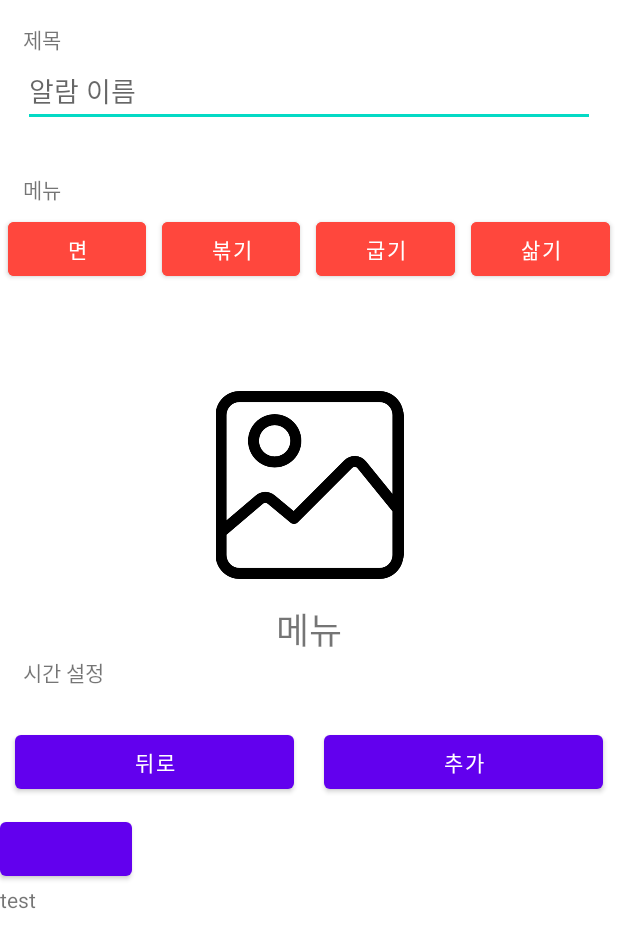
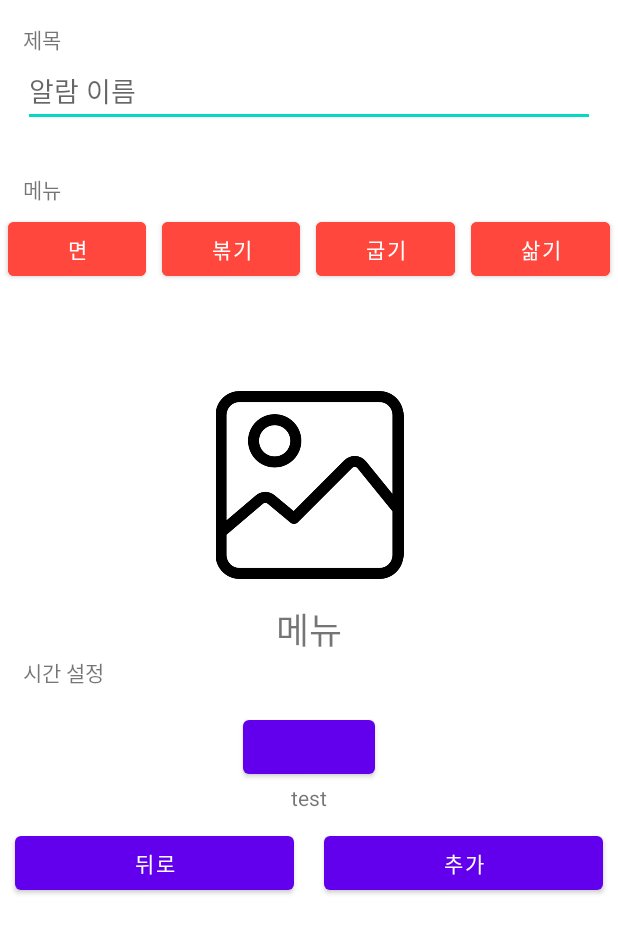
Before and after one commit to sgtlee99/GoldenTimer, an Android app: the CustomActivity screen opened directly, with no data from a screen before it, on a phone screen of 412 x 824 dp. Shown: the top 948 px of the screen. Run offline under Robolectric (Android 15) with nearby library versions, the phone set to English and light mode, and no system bars; libraries missing offline, so code that uses them is left out: com.xwray.groupie; 2 statements that could not run were skipped.

```diff
--- a/app/src/main/java/com/example/goldentimer/CustomActivity.kt
+++ b/app/src/main/java/com/example/goldentimer/CustomActivity.kt
@@ -30,19 +30,17 @@ import kotlin.concurrent.timer
 
 class CustomActivity : AppCompatActivity(), View.OnClickListener {
     val TAG: String = "[GT]CUSTOMACTIVITY"
-    val DEFAULT_SELECT: Int = 1
     val adapter = GroupAdapter<GroupieViewHolder>()
 
     override fun onCreate(savedInstanceState: Bundle?) {
         super.onCreate(savedInstanceState)
         setContentView(R.layout.activity_custom)
 
-        //제목, 메뉴, 시간
+        //제목, 메뉴, 이미지, 시간
         //이미지는 기본 에셋제공하여 선택하는 구조
         //버튼 하나를 선택했을때 다른버튼들의 채도가 낮아지며
         //아래의 메뉴 리스트의 아이템들이 변경된다
-        //====================================================
-        var alarm_title: String = timer_title.text.toString()               //알람제목
+        //설정이 완료되면 내부 DB에 저장된다
 
         noodle.setOnClickListener(this)
         fry.setOnClickListener(this)
@@ -64,8 +62,6 @@ class CustomActivity : AppCompatActivity(), View.OnClickListener {
                 else -> menu_preview_img.setImageResource(R.drawable.default_image)
             }
         }
-        var selectMin : Int = 0
-        var selectSec : Int = 0
         test_button.setOnClickListener {
             callNumberPickerDialog()
             Log.d(TAG, "dialog 실행")
@@ -158,7 +154,6 @@ class CustomActivity : AppCompatActivity(), View.OnClickListener {
     fun ReConfirmDialog() {     //설정한 데이터가 맞는지 재확인하는 dialog
         val dialog = AlertDialog.Builder(this)
         dialog.setTitle("입력하신 정보가 맞나요?")
-        dialog.setMessage("")
         dialog.setPositiveButton("확인", DialogInterface.OnClickListener { dialog, which ->
             //mainactivity로 이동
             val intent = Intent(this, MainActivity::class.java)
--- a/app/src/main/java/com/example/goldentimer/MainActivity.kt
+++ b/app/src/main/java/com/example/goldentimer/MainActivity.kt
@@ -12,6 +12,8 @@ class MainActivity : AppCompatActivity() {
     override fun onCreate(savedInstanceState: Bundle?) {
         super.onCreate(savedInstanceState)
         setContentView(R.layout.activity_main)
+        //내부DB에 있는 데이터들을 불러와 어댑터에 추가해야 한다
+
         //어뎁터 선언 - groupie
         val adapter = GroupAdapter<GroupieViewHolder>()
 
--- /dev/null
+++ b/app/src/main/java/com/example/goldentimer/model/ResourceEnum.kt
@@ -0,0 +1,4 @@
+package com.example.goldentimer.model
+
+enum class ResourceEnum {
+}
--- a/app/src/main/res/layout/activity_custom.xml
+++ b/app/src/main/res/layout/activity_custom.xml
@@ -24,6 +24,7 @@
 			android:layout_marginLeft="15dp"
 			android:layout_marginRight="15dp"
 			android:layout_marginBottom="15dp"
+			android:id="@+id/alarm_title"
 			/>
 
 	<TextView
@@ -137,6 +138,18 @@
 			android:layout_marginRight="15dp"
 			android:layout_marginBottom="15dp"
 			/>
+	<Button
+			android:layout_width="wrap_content"
+			android:layout_height="wrap_content"
+			android:layout_gravity="center"
+			android:id="@+id/test_button"/>
+	<TextView
+			android:layout_width="wrap_content"
+			android:layout_height="wrap_content"
+			android:id="@+id/tv1"
+			android:text="test"
+			android:layout_gravity="center"
+			/>
 
 
 
@@ -161,14 +174,5 @@
 				android:layout_margin="10dp"
 				android:id="@+id/timer_save_button"/>
 	</LinearLayout>
-	<Button
-			android:layout_width="wrap_content"
-			android:layout_height="wrap_content"
-			android:id="@+id/test_button"/>
-	<TextView
-			android:layout_width="wrap_content"
-			android:layout_height="wrap_content"
-			android:id="@+id/tv1"
-			android:text="test"
-			/>
+
 </LinearLayout>
```
Also changed, not shown: app/src/main/res/layout/numberpicker_themes.xml (+10 -12 lines).
